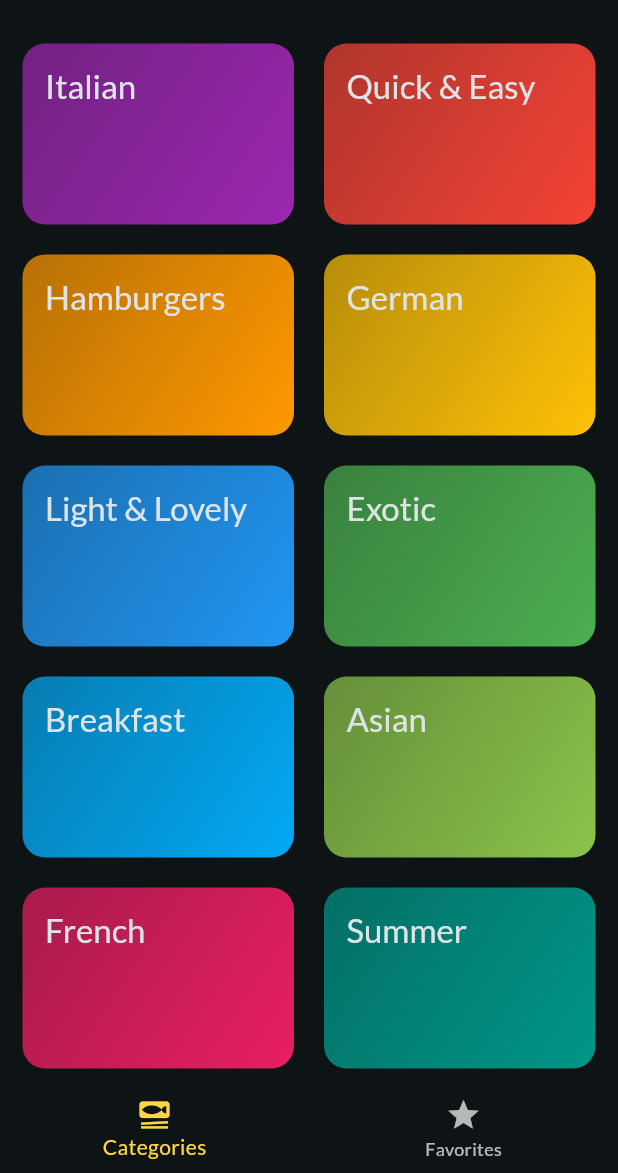
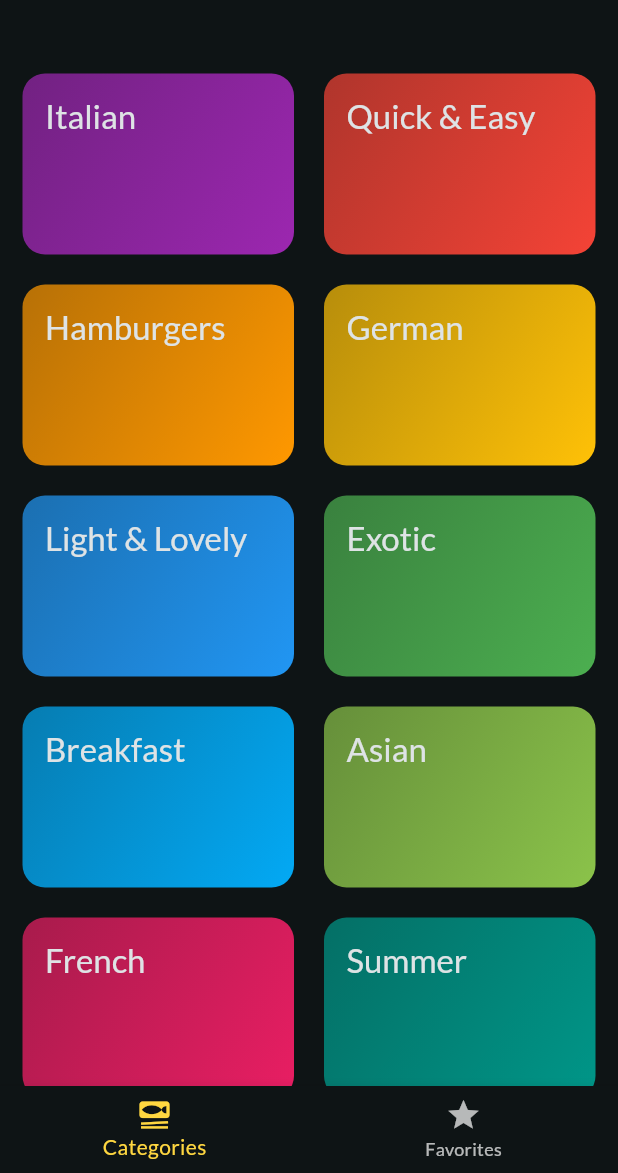
Before and after one commit to DereckAn/FlutterProjects, a Flutter app: the first screen one second after launch, on a phone screen of 412 x 824 dp, the part 63-1236 px from its top. Run offline on Flutter 3.47's test engine with Material 2 defaults, Android fonts, the phone set to English and light mode, and no system bars; our stand-ins replace flutter_riverpod, google_fonts, transparent_image.

Commit message:
feat: beginng with the animation explicit

```diff
--- a/meal_app/lib/screens/categories.dart
+++ b/meal_app/lib/screens/categories.dart
@@ -21,7 +21,8 @@ class _CategoriesPageState extends State<CategoriesPage> with SingleTickerProvid
 @override
   void initState() {
     super.initState();
-    _animationControl = AnimationController(vsync: this, duration: const Duration(seconds: 2), upperBound: 1, lowerBound: 0);
+    _animationControl = AnimationController(vsync: this, duration: const Duration(seconds: 1), upperBound: 1, lowerBound: 0);
+    _animationControl.forward();
   }
 
   @override
@@ -47,7 +48,9 @@ class _CategoriesPageState extends State<CategoriesPage> with SingleTickerProvid
 
   @override
   Widget build(BuildContext context) {
-    return GridView(
+    return AnimatedBuilder(
+      animation: _animationControl,
+      child: GridView( //Con el child podemos usar la seccion de categorias sin animarlas. Solo haran parte de la animacion.
       padding: const EdgeInsets.all(15),
       gridDelegate: const SliverGridDelegateWithFixedCrossAxisCount(
           crossAxisCount: 2,
@@ -64,6 +67,10 @@ class _CategoriesPageState extends State<CategoriesPage> with SingleTickerProvid
             },
           ),
       ],
+    ),
+      builder: (context, child)=>  Padding(padding: EdgeInsets.only(top: 100 - _animationControl.value * 100), child: child
+
+    ),
     );
   }
 }
```
